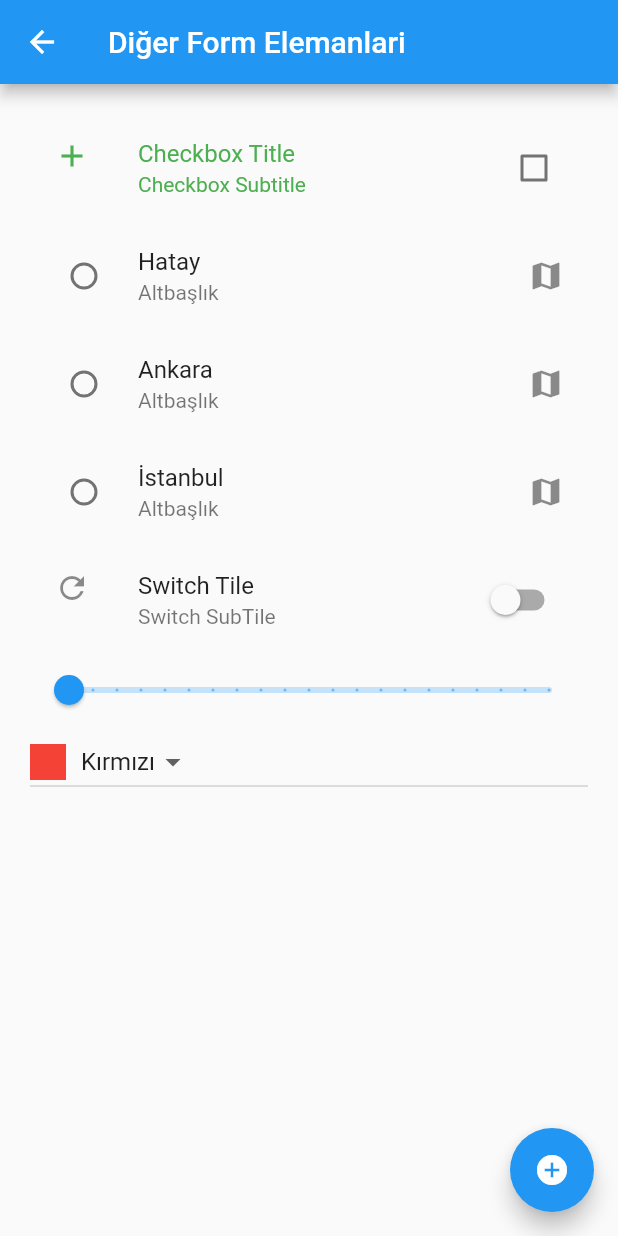
After one commit to mutesellim/yeni-projeler, a Flutter app: the DigerFormElemanlari screen opened directly, on a phone screen of 412 x 824 dp. The commit adds this screen. Run offline on Flutter 3.47's test engine with Material 2 defaults, Android fonts, the phone set to English and light mode, and no system bars; our stand-ins replace toast.

Commit message:
16Temmuz

```diff
--- /dev/null
+++ b/lib/UI/digerformturleri.dart
@@ -0,0 +1,159 @@
+import 'package:flutter/material.dart';
+
+class DigerFormElemanlari extends StatefulWidget {
+  @override
+  _DigerFormElemanlariState createState() => _DigerFormElemanlariState();
+}
+
+class _DigerFormElemanlariState extends State<DigerFormElemanlari> {
+  bool checkBoxState = false;
+  String sehir = "";
+  bool switchState = false;
+  double sliderDeger = 10;
+  String secilenRenk="Kirmizi";
+
+  @override
+  Widget build(BuildContext context) {
+    return Scaffold(
+      floatingActionButton: FloatingActionButton(
+        onPressed: () {},
+        child: Icon(Icons.add_circle),
+      ),
+      appBar: AppBar(
+        title: Text("Diğer Form Elemanlari"),
+      ),
+      body: Padding(
+        padding: EdgeInsets.all(20),
+        child: ListView(
+          children: <Widget>[
+            CheckboxListTile(
+              value: checkBoxState,
+              onChanged: (secildi) {
+                setState(() {
+                  checkBoxState = secildi;
+                });
+              },
+              activeColor: Colors.green,
+              title: Text("Checkbox Title"),
+              subtitle: Text("Checkbox Subtitle"),
+              secondary: Icon(Icons.add),
+              selected: true,
+            ),
+            RadioListTile<String>(
+              value: "Hatay",
+              groupValue: sehir,
+              onChanged: (deger) {
+                setState(() {
+                  sehir = deger;
+                });
+              },
+              title: Text("Hatay"),
+              subtitle: Text("Altbaşlık"),
+              secondary: Icon(Icons.map),
+            ),
+            RadioListTile<String>(
+              value: "Ankara",
+              groupValue: sehir,
+              onChanged: (deger) {
+                setState(() {
+                  sehir = deger;
+                });
+              },
+              title: Text("Ankara"),
+              subtitle: Text("Altbaşlık"),
+              secondary: Icon(Icons.map),
+            ),
+            RadioListTile<String>(
+              value: "İstanbul",
+              groupValue: sehir,
+              onChanged: (deger) {
+                setState(() {
+                  sehir = deger;
+                });
+              },
+              title: Text("İstanbul"),
+              subtitle: Text("Altbaşlık"),
+              secondary: Icon(Icons.map),
+            ),
+            SwitchListTile(
+              value: switchState,
+              onChanged: (deger) {
+                setState(() {
+                  switchState = deger;
+                });
+              },
+              title: Text("Switch Tile"),
+              subtitle: Text("Switch SubTile"),
+              secondary: Icon(Icons.refresh),
+            ),
+            Slider(
+              value: sliderDeger,
+              onChanged: (yeniDeger) {
+                setState(() {
+                  sliderDeger = yeniDeger;
+                });
+              },
+              max: 20,
+              min: 10,
+              divisions: 20,
+              label: sliderDeger.toString(),
+            ),
+            DropdownButton<String>(
+              items: [
+                DropdownMenuItem<String>(
+                  child: Row(
+                    children: <Widget>[
+                      Container(
+                        width: 24,
+                        height: 24,
+                        color: Colors.red,
+                        margin: EdgeInsets.only(right: 10),
+                      ),
+                      Text("Kırmızı"),
+                    ],
+                  ),
+                  value: "Kirmizi",
+                ),
+                DropdownMenuItem<String>(
+                  child: Row(
+                    children: <Widget>[
+                      Container(
+                        width: 24,
+                        height: 24,
+                        color: Colors.blue,
+                        margin: EdgeInsets.only(right: 10),
+                      ),
+                      Text("Mavi"),
+                    ],
+                  ),
+                  value: "Mavi",
+                ),
+                DropdownMenuItem<String>(
+                  child: Row(
+                    children: <Widget>[
+                      Container(
+                        width: 24,
+                        height: 24,
+                        color: Colors.green,
+                        margin: EdgeInsets.only(right: 10),
+                      ),
+                      Text("Yeşil"),
+                    ],
+                  ),
+                  value: "Yesil",
+                ),
+              ],
+              onChanged: (String secilen) {
+                setState(() {
+                  secilenRenk=secilen;
+                });
+              },
+              hint: Text("Seciniz"),
+              value: secilenRenk,
+            ),
+          ],
+        ),
+      ),
+    );
+  }
+}
--- a/lib/UI/input.dart
+++ b/lib/UI/textfield.dart
@@ -2,12 +2,12 @@ import 'package:flutter/cupertino.dart';
 import 'package:flutter/material.dart';
 import 'package:toast/toast.dart';
 
-class FormIslemleri extends StatefulWidget {
+class TextFieldsIslemleri extends StatefulWidget {
   @override
-  _FormIslemleriState createState() => _FormIslemleriState();
+  _TextFieldsIslemleriState createState() => _TextFieldsIslemleriState();
 }
 
-class _FormIslemleriState extends State<FormIslemleri> {
+class _TextFieldsIslemleriState extends State<TextFieldsIslemleri> {
   String girilenMetin = "";
   FocusNode _focusNode;
   TextEditingController textEditingController1;
```
Also changed, not shown: lib/UI/saatvetarih.dart (added, +52 -0 lines), lib/UI/stepper.dart (added, +175 -0 lines), lib/UI/textform.dart (added, +131 -0 lines), lib/main.dart (+15 -6 lines).
